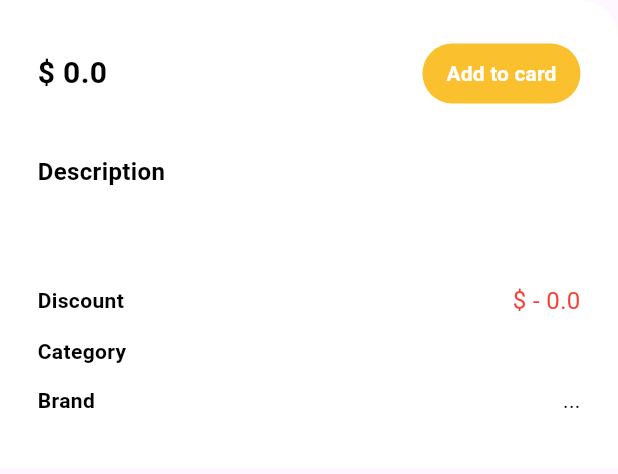
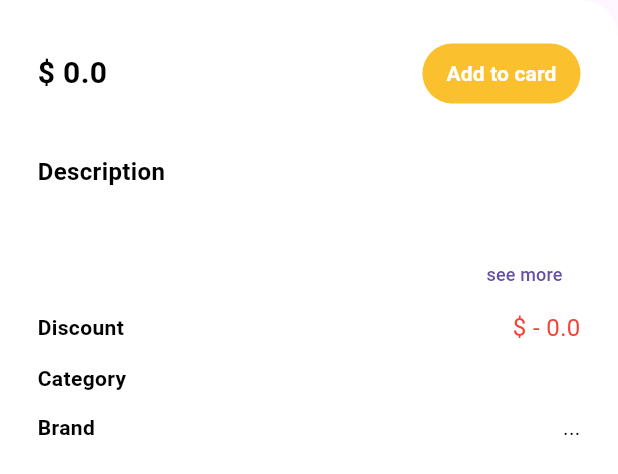
Before and after one commit to ahmedalnagdy18/ecommerce_app, a Flutter app: the CardProuductWidget widget shown alone on an empty page, opened directly with empty values, on a phone screen of 412 x 824 dp. Shown: the top 474 px of the screen. Run offline on Flutter 3.47's test engine with Material 3 defaults, Android fonts, the phone set to English and light mode, and no system bars; our stand-ins replace dots_indicator, flutter_bloc, get_it, widget_and_text_animator; missing offline and left inert: custom_line_indicator_bottom_navbar; network calls fail.

Commit message:
some fix

```diff
--- a/lib/features/home/presentation/widgets/card_product_body.dart
+++ b/lib/features/home/presentation/widgets/card_product_body.dart
@@ -2,7 +2,7 @@ import 'package:flutter/material.dart';
 import 'package:flutter_application_test/core/common/button_widget.dart';
 import 'package:flutter_application_test/core/common/text_theme.dart';
 
-class CardProuductWidget extends StatelessWidget {
+class CardProuductWidget extends StatefulWidget {
   const CardProuductWidget(
       {super.key,
       required this.priceText,
@@ -15,6 +15,13 @@ class CardProuductWidget extends StatelessWidget {
   final double discountPercentage;
   final String categoryText;
   final String brandText;
+
+  @override
+  State<CardProuductWidget> createState() => _CardProuductWidgetState();
+}
+
+class _CardProuductWidgetState extends State<CardProuductWidget> {
+  bool isExpanded = false;
   @override
   Widget build(BuildContext context) {
     return Container(
@@ -33,7 +40,7 @@ class CardProuductWidget extends StatelessWidget {
               children: [
                 TitleTextWidget(
                   color: Colors.black,
-                  text: '\$ $priceText',
+                  text: '\$ ${widget.priceText}',
                 ),
                 AddToCartButton(
                   onPressed: () {},
@@ -48,11 +55,25 @@ class CardProuductWidget extends StatelessWidget {
             ),
             const SizedBox(height: 12),
             MainTextWidget(
-              text: descriptionText,
-              maxLines: 3,
-              overflow: TextOverflow.ellipsis,
+              text: widget.descriptionText,
+              maxLines: isExpanded ? null : 3,
+              overflow:
+                  isExpanded ? TextOverflow.visible : TextOverflow.ellipsis,
             ),
-            const SizedBox(height: 30),
+            Container(
+              alignment: Alignment.bottomRight,
+              child: TextButton(
+                child: const Text(
+                  'see more',
+                  style: TextStyle(fontSize: 12),
+                ),
+                onPressed: () {
+                  setState(() {
+                    isExpanded = !isExpanded;
+                  });
+                },
+              ),
+            ),
             Row(
               mainAxisAlignment: MainAxisAlignment.spaceBetween,
               children: [
@@ -61,7 +82,7 @@ class CardProuductWidget extends StatelessWidget {
                   style: TextAppTheme.simiBoldText,
                 ),
                 Text(
-                  '\$ - $discountPercentage',
+                  '\$ - ${widget.discountPercentage}',
                   style: const TextStyle(
                     color: Colors.red,
                     fontWeight: FontWeight.w400,
@@ -79,7 +100,7 @@ class CardProuductWidget extends StatelessWidget {
                   style: TextAppTheme.simiBoldText,
                 ),
                 MainTextWidget(
-                  text: categoryText,
+                  text: widget.categoryText,
                 ),
               ],
             ),
@@ -92,7 +113,7 @@ class CardProuductWidget extends StatelessWidget {
                   style: TextAppTheme.simiBoldText,
                 ),
                 MainTextWidget(
-                  text: brandText.isNotEmpty ? brandText : "...",
+                  text: widget.brandText.isNotEmpty ? widget.brandText : "...",
                 ),
               ],
             ),
```
